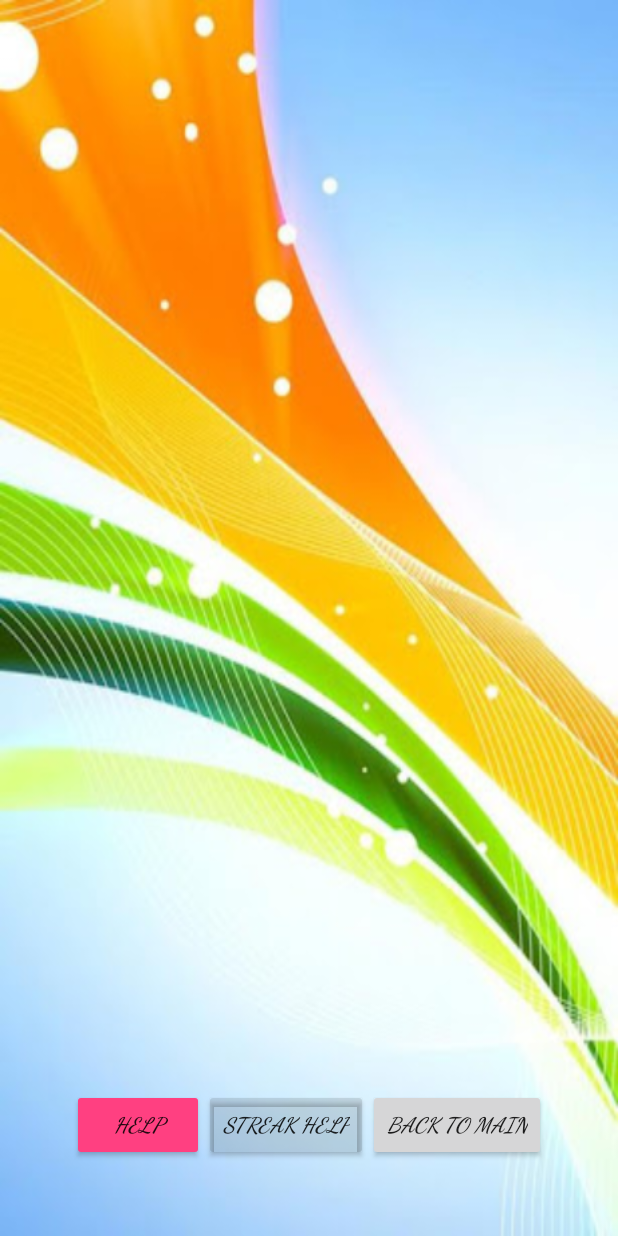
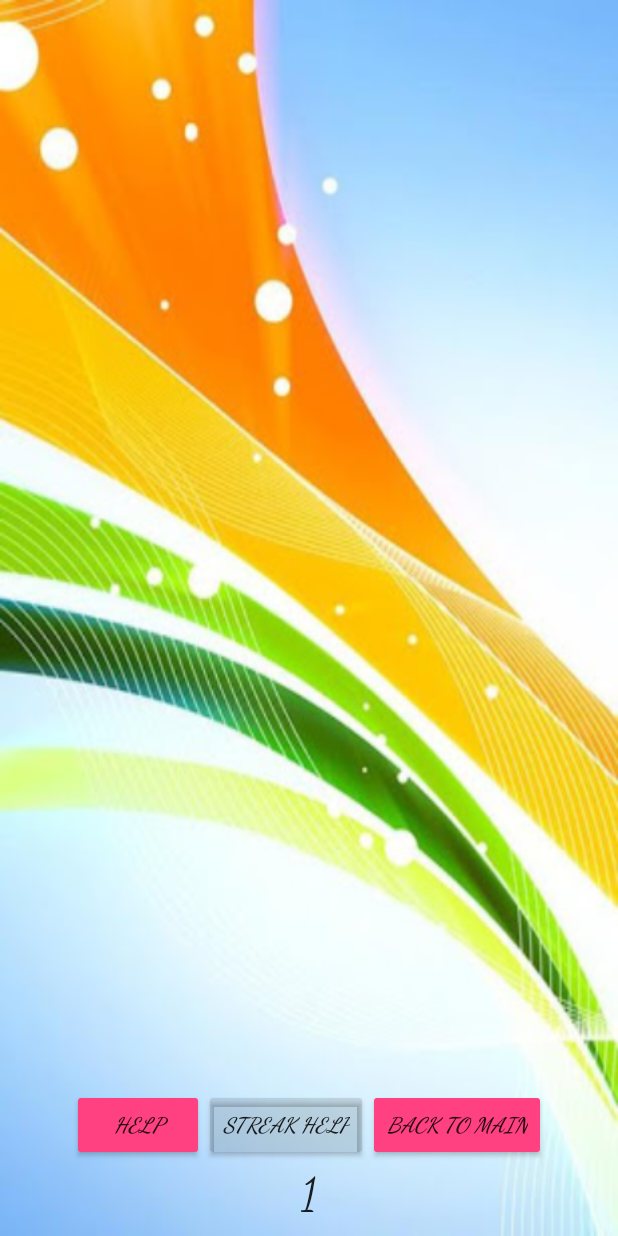
Before and after one commit to zaidabomokh/Sumtrix, an Android app: the fragment SumTrixFragment shown on its own in the app's theme, on a phone screen of 412 x 824 dp. Run offline under Robolectric (Android 15) with nearby library versions, the phone set to English and light mode, and no system bars; 3 statements that could not run were skipped.

```diff
--- a/app/src/main/java/zmnsoft/sumtrix/Fragments/AnimationStarter.java
+++ b/app/src/main/java/zmnsoft/sumtrix/Fragments/AnimationStarter.java
@@ -44,7 +44,7 @@ public class AnimationStarter extends Fragment {
                                 .remove(getActivity().getSupportFragmentManager().findFragmentById(R.id.container)).commit();
 
                     else
-                        getActivity().getSupportFragmentManager().beginTransaction().replace(R.id.container, new StagesFragment()).commit();
+                        getActivity().getSupportFragmentManager().beginTransaction().replace(R.id.container, new StagesFragment()).addToBackStack("stages").commit();
 
                     ((AppCompatActivity) getActivity()).getSupportActionBar().show();
                 }
--- a/app/src/main/java/zmnsoft/sumtrix/Fragments/SumTrixFragment.java
+++ b/app/src/main/java/zmnsoft/sumtrix/Fragments/SumTrixFragment.java
@@ -5,7 +5,6 @@ import android.graphics.Color;
 import android.graphics.Paint;
 import android.graphics.Typeface;
 import android.graphics.drawable.ShapeDrawable;
-import android.graphics.drawable.shapes.RectShape;
 import android.os.Build;
 import android.os.Bundle;
 import android.os.Vibrator;
@@ -17,6 +16,13 @@ import android.view.ViewGroup;
 import android.widget.Button;
 import android.widget.GridLayout;
 import android.widget.LinearLayout;
+import android.widget.TextView;
+
+import org.joda.time.DateTime;
+
+import java.text.SimpleDateFormat;
+import java.util.Date;
+
 import zmnsoft.sumtrix.R;
 import zmnsoft.sumtrix.SumTrix.SumTrixGame;
 import zmnsoft.sumtrix.SumTrix.myButton;
@@ -44,6 +50,34 @@ public class SumTrixFragment extends Fragment {
         decorView.setSystemUiVisibility(uiOptions);
 
         ((AppCompatActivity)getActivity()).getSupportActionBar().hide();
+
+        final TextView timeTracker = (TextView) v.findViewById(R.id.timeTracker);
+
+        Thread t = new Thread() {
+
+            int x= 0;
+
+            @Override
+            public void run() {
+                try {
+                    while (!isInterrupted()) {
+                        Thread.sleep(1000);if (getActivity() == null){
+                            break;
+                        }
+                        getActivity().runOnUiThread(new Runnable() {
+                            @Override
+                            public void run() {
+                               // TODO
+                                timeTracker.setText("" + x++);
+                            }
+                        });
+                    }
+                } catch (InterruptedException e) {
+                }
+            }
+        };
+
+        t.start();
 
         LinearLayout storeLayout = (LinearLayout) v.findViewById(R.id.storeLayout);
         GridLayout gridLayout = (GridLayout) v.findViewById(R.id.boardLayout);
--- a/app/src/main/res/drawable/buttonshape.xml
+++ b/app/src/main/res/drawable/buttonshape.xml
@@ -1,10 +1,10 @@
 <shape xmlns:android="http://schemas.android.com/apk/res/android">
 
-    <solid android:color="@color/wallet_holo_blue_light" />
+    <solid android:color="@color/colorAccent" />
 
     <stroke
         android:width="4dp"
-        android:color="@color/wallet_holo_blue_light" />
+        android:color="@color/colorAccent" />
 
     <padding
         android:bottom="1dp"
--- a/app/src/main/res/layout/fragment_stages.xml
+++ b/app/src/main/res/layout/fragment_stages.xml
@@ -1,6 +1,7 @@
 <LinearLayout xmlns:android="http://schemas.android.com/apk/res/android"
     xmlns:tools="http://schemas.android.com/tools"
     android:layout_width="match_parent"
+    android:id="@+id/layout"
     android:layout_height="match_parent"
     tools:context=".Fragments.StagesFragment"
     android:background="@drawable/rsz_bluedesign"
--- a/app/src/main/res/layout/fragment_sum_trix.xml
+++ b/app/src/main/res/layout/fragment_sum_trix.xml
@@ -51,7 +51,7 @@
         <Button
             android:layout_width="wrap_content"
             android:layout_height="wrap_content"
-            android:backgroundTint="@color/cast_intro_overlay_button_background_color"
+            android:backgroundTint="@color/colorAccent"
             android:text="Back To Main"
             android:typeface="serif"
             android:fontFamily="cursive"
@@ -59,4 +59,16 @@
             android:id="@+id/main_btn"/>
     </LinearLayout>
 
+    <TextView
+        android:layout_width="wrap_content"
+        android:layout_height="wrap_content"
+        android:textAppearance="?android:attr/textAppearanceLarge"
+        android:id="@+id/timeTracker"
+        android:layout_gravity="center_horizontal|bottom"
+        android:layout_marginBottom="10dp"
+        android:typeface="serif"
+        android:fontFamily="cursive"
+        android:textSize="30dp"
+        android:text="0" />
+
 </FrameLayout>
--- a/app/src/main/res/values/styles.xml
+++ b/app/src/main/res/values/styles.xml
@@ -9,7 +9,7 @@
     </style>
 
     <style name="AppTheme.Button" parent="Widget.AppCompat.Button.Colored">
-        <item name="colorButtonNormal">@color/wallet_highlighted_text_holo_light</item>
+        <item name="colorButtonNormal">@color/colorAccent</item>
         <item name="android:textColor">@color/common_google_signin_btn_text_light_focused</item>
     </style>
 
--- a/build.gradle
+++ b/build.gradle
@@ -5,7 +5,7 @@ buildscript {
         jcenter()
     }
     dependencies {
-        classpath 'com.android.tools.build:gradle:2.2.3'
+        classpath 'com.android.tools.build:gradle:2.1.3'
         classpath 'com.google.gms:google-services:3.0.0'
 
         // NOTE: Do not place your application dependencies here; they belong
--- a/gradle.properties
+++ b/gradle.properties
@@ -16,3 +16,6 @@
 # This option should only be used with decoupled projects. More details, visit
 # http://www.gradle.org/docs/current/userguide/multi_project_builds.html#sec:decoupled_projects
 # org.gradle.parallel=true
+
+
+ org.gradle.jvmargs=-Xmx1536M
```
Also changed, not shown: app/build.gradle (+6 -1 lines), app/src/main/java/zmnsoft/sumtrix/Fragments/StagesFragment.java (+22 -12 lines), app/src/main/java/zmnsoft/sumtrix/MainActivity.java (+85 -36 lines), app/src/main/java/zmnsoft/sumtrix/User.java (+13 -5 lines).
